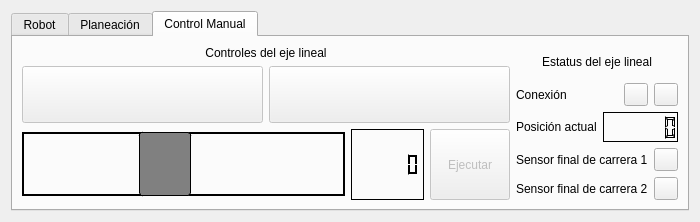
Above: src/cobots_7thaxis/cobots_axis_gui/resource/cobot_7thaxis.ui from Hunajpu/cobots-linear-axis before the change. Below: the same form after it.
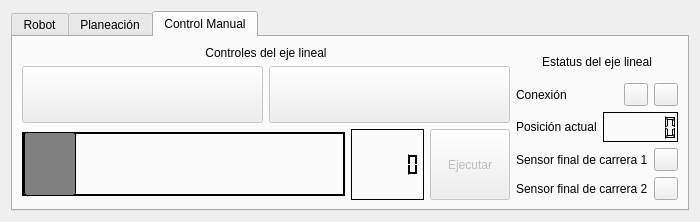
That is the form after the change. The open tabs and pages were chosen to show the change. Icons and pictures are not drawn. Custom widgets are drawn as their Qt base class.

Commit message: Added hw launch to cobot axis gui

```diff
--- a/src/cobots_7thaxis/cobots_axis_gui/resource/cobot_7thaxis.ui
+++ b/src/cobots_7thaxis/cobots_axis_gui/resource/cobot_7thaxis.ui
@@ -337,10 +337,10 @@
 }</string>
              </property>
              <property name="minimum">
-              <number>-162</number>
+              <number>0</number>
              </property>
              <property name="maximum">
-              <number>213</number>
+              <number>400</number>
              </property>
              <property name="value">
               <number>0</number>
```
Left out of the diff: 2 changed lines with no effect on the pictures. The commit also changes 4 other files.
